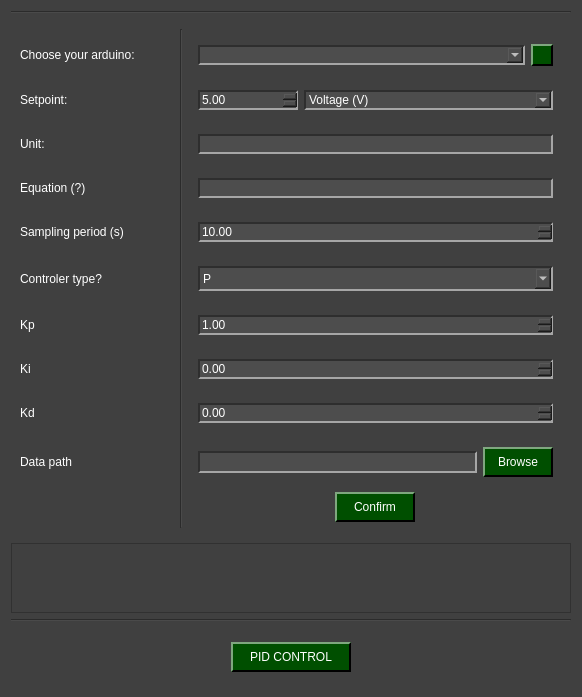
Above: pydaq/uis/PyDAQ_pid_control_arduino_widget.ui from CayoRw/pydaq before the change. Below: the same form after it.
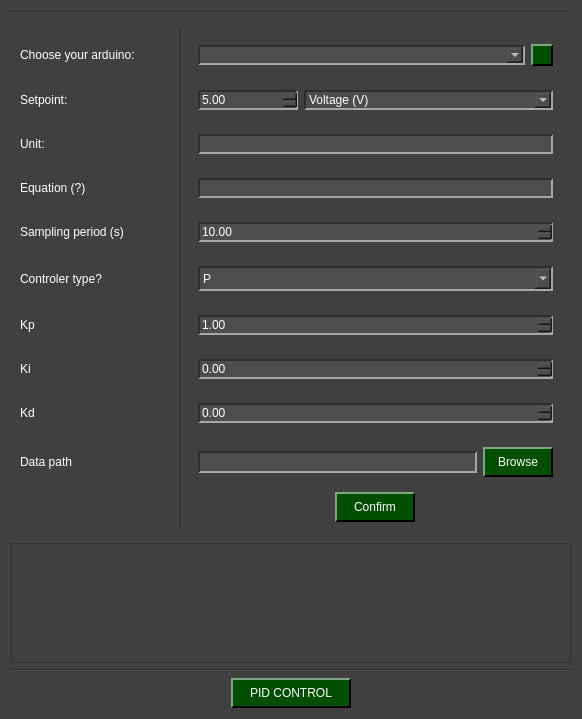
That is the form after the change. Icons and pictures are not drawn.

The edit to the form file:
```diff
--- a/pydaq/uis/PyDAQ_pid_control_arduino_widget.ui
+++ b/pydaq/uis/PyDAQ_pid_control_arduino_widget.ui
@@ -780,7 +780,7 @@
      <property name="minimumSize">
       <size>
        <width>400</width>
-       <height>70</height>
+       <height>120</height>
       </size>
      </property>
      <property name="frameShape">
@@ -792,6 +792,12 @@
      <layout class="QVBoxLayout" name="verticalLayout">
       <item>
        <widget class="QWidget" name="widget_image" native="true">
+        <property name="minimumSize">
+         <size>
+          <width>0</width>
+          <height>100</height>
+         </size>
+        </property>
         <layout class="QHBoxLayout" name="image_layout"/>
        </widget>
       </item>
```
